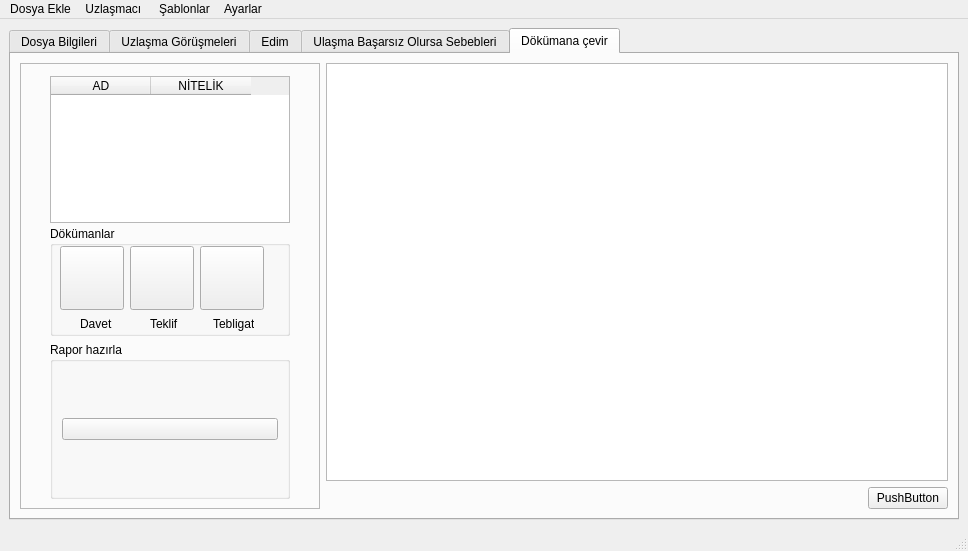
First picture: the form in ui/untitled.ui, repository rolilahla/Uzlasma, before the edit.
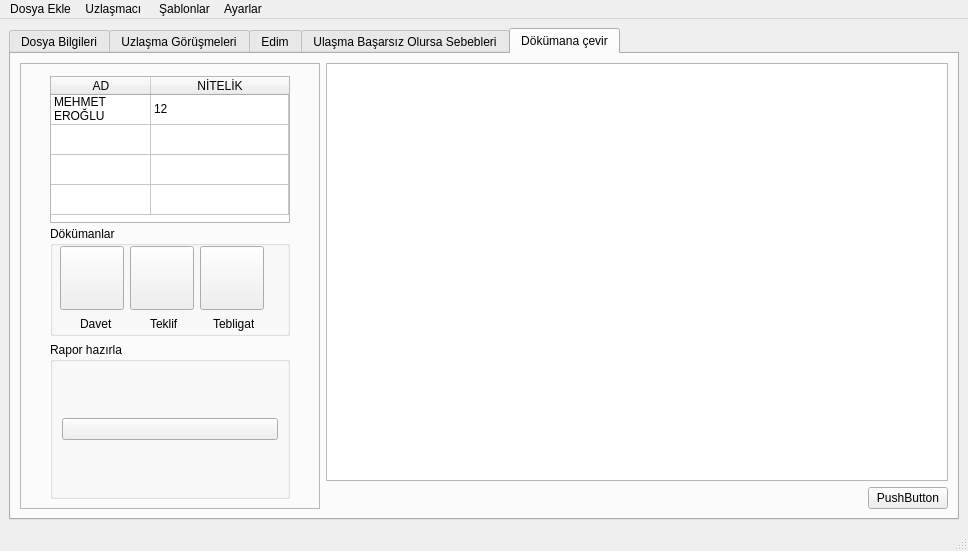
Second picture: the form after the edit. Icons and pictures are not drawn.

```diff
--- a/ui/untitled.ui
+++ b/ui/untitled.ui
@@ -984,6 +984,62 @@
                <height>140</height>
               </size>
              </property>
+             <property name="autoScroll">
+              <bool>false</bool>
+             </property>
+             <property name="showGrid">
+              <bool>true</bool>
+             </property>
+             <property name="sortingEnabled">
+              <bool>true</bool>
+             </property>
+             <property name="wordWrap">
+              <bool>true</bool>
+             </property>
+             <attribute name="horizontalHeaderCascadingSectionResizes">
+              <bool>true</bool>
+             </attribute>
+             <attribute name="horizontalHeaderDefaultSectionSize">
+              <number>100</number>
+             </attribute>
+             <attribute name="horizontalHeaderHighlightSections">
+              <bool>true</bool>
+             </attribute>
+             <attribute name="horizontalHeaderMinimumSectionSize">
+              <number>100</number>
+             </attribute>
+             <attribute name="horizontalHeaderShowSortIndicator" stdset="0">
+              <bool>true</bool>
+             </attribute>
+             <attribute name="horizontalHeaderStretchLastSection">
+              <bool>true</bool>
+             </attribute>
+             <attribute name="verticalHeaderVisible">
+              <bool>false</bool>
+             </attribute>
+             <attribute name="verticalHeaderCascadingSectionResizes">
+              <bool>false</bool>
+             </attribute>
+             <row>
+              <property name="text">
+               <string>New Row</string>
+              </property>
+             </row>
+             <row>
+              <property name="text">
+               <string>New Row</string>
+              </property>
+             </row>
+             <row>
+              <property name="text">
+               <string>New Row</string>
+              </property>
+             </row>
+             <row>
+              <property name="text">
+               <string>New Row</string>
+              </property>
+             </row>
              <column>
               <property name="text">
                <string>AD</string>
@@ -994,6 +1050,16 @@
                <string>NİTELİK</string>
               </property>
              </column>
+             <item row="0" column="0">
+              <property name="text">
+               <string>MEHMET EROĞLU</string>
+              </property>
+             </item>
+             <item row="0" column="1">
+              <property name="text">
+               <string>12</string>
+              </property>
+             </item>
             </widget>
            </item>
            <item row="1" column="0">
```
